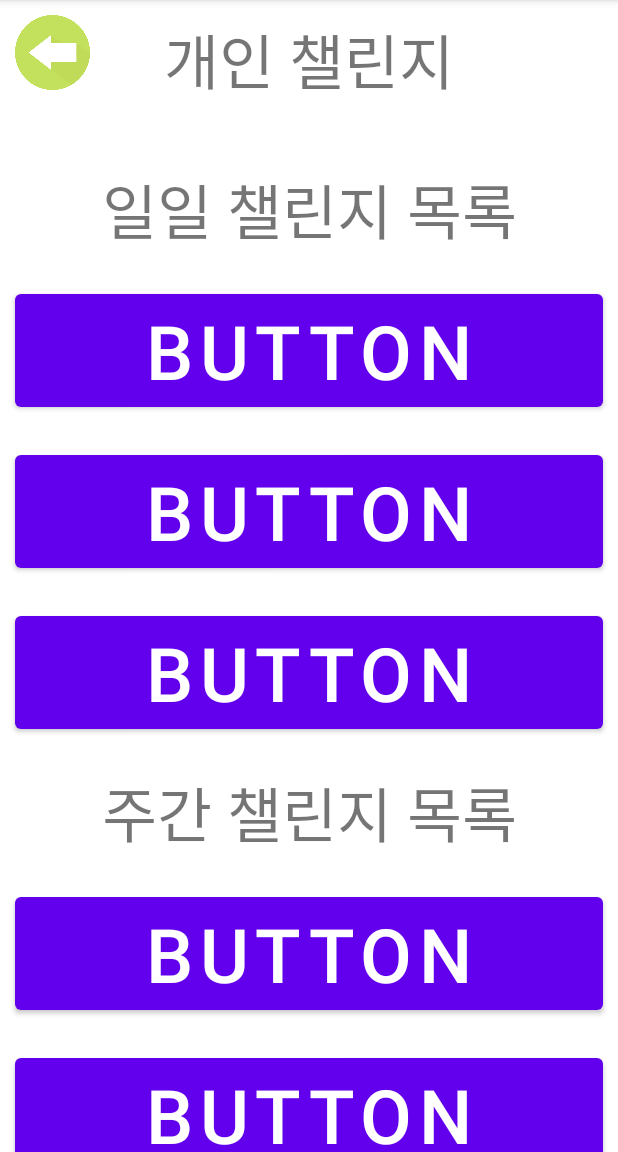
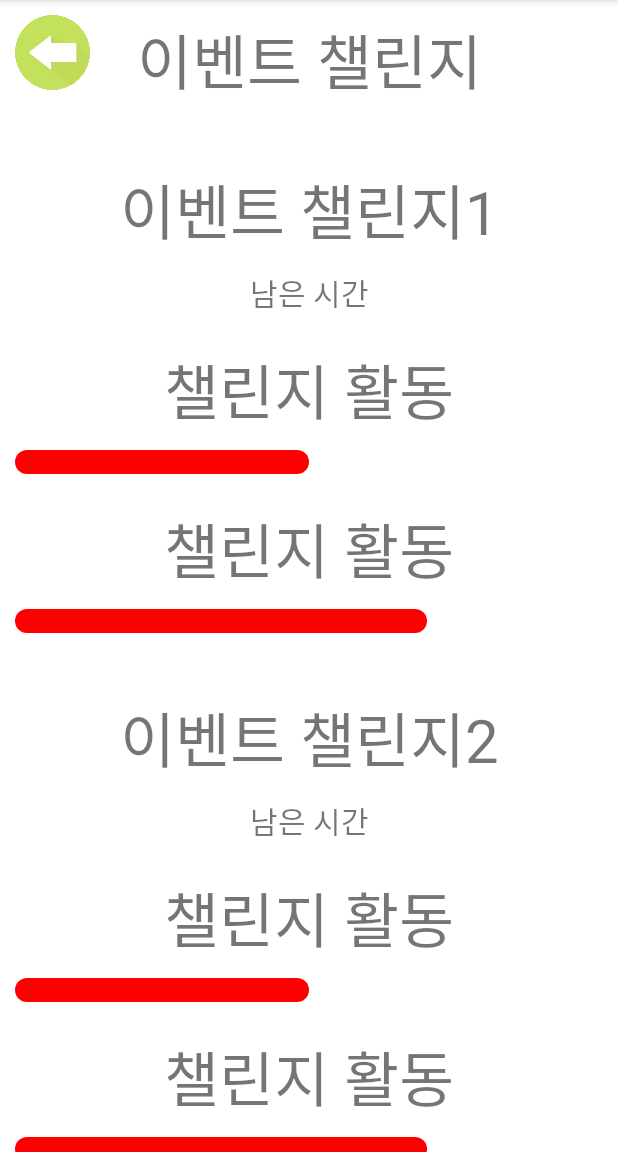
Before and after one commit to dispear/Mileage, an Android app: the screen it shows after launch (MainActivity), on a phone screen of 412 x 824 dp, the part 84-1236 px from its top. Run offline under Robolectric (Android 15) with nearby library versions, the phone set to English and light mode, and no system bars.

Commit message:
second day

```diff
--- a/app/src/main/java/com/example/mileage/MainActivity.java
+++ b/app/src/main/java/com/example/mileage/MainActivity.java
@@ -8,7 +8,7 @@ public class MainActivity extends AppCompatActivity {
     @Override
     public void onCreate(Bundle savedInstanceState){
         super.onCreate(savedInstanceState);
-        setContentView(R.layout.personal_challenge);
+        setContentView(R.layout.event_challenge);
 
     }
 }
--- /dev/null
+++ b/app/src/main/res/drawable/custom_progressbar.xml
@@ -0,0 +1,19 @@
+<?xml version="1.0" encoding="utf-8"?>
+<layer-list xmlns:android="http://schemas.android.com/apk/res/android">
+    <item android:id="@android:id/background">
+        <shape>
+            <corners android:radius="8dp"/>
+            <solid android:color="#FFFFFF"/>
+        </shape>
+    </item>
+
+    <item android:id="@android:id/progress">
+        <scale android:scaleWidth="100%">
+            <shape>
+                <corners android:radius="8dp"/>
+                <solid android:color="#FF0000"/>
+            </shape>
+        </scale>
+    </item>
+
+</layer-list>
--- /dev/null
+++ b/app/src/main/res/layout/event_challenge.xml
@@ -0,0 +1,194 @@
+<?xml version="1.0" encoding="utf-8"?>
+<FrameLayout xmlns:android="http://schemas.android.com/apk/res/android"
+    xmlns:app="http://schemas.android.com/apk/res-auto"
+    android:layout_width="match_parent"
+    android:layout_height="wrap_content"
+    android:orientation="vertical">
+
+    <ImageButton
+        android:id="@+id/imageButton2"
+        android:layout_width="50dp"
+        android:layout_height="50dp"
+        android:layout_marginLeft="10dp"
+        android:layout_marginTop="10dp"
+        android:background="#FFFFFF"
+        android:scaleType="fitCenter"
+        app:srcCompat="@drawable/iconback" />
+
+    <TextView
+        android:id="@+id/textView1"
+        android:layout_width="match_parent"
+        android:layout_height="wrap_content"
+        android:layout_marginTop="10dp"
+        android:gravity="center"
+        android:text="이벤트 챌린지"
+        android:textSize="40dp" />
+
+    <ScrollView
+        android:layout_width="match_parent"
+        android:layout_height="wrap_content"
+        android:layout_marginTop="100dp">
+
+        <LinearLayout
+            android:layout_width="match_parent"
+            android:layout_height="wrap_content"
+            android:orientation="vertical">
+
+            <LinearLayout
+                android:layout_width="match_parent"
+                android:layout_height="match_parent"
+                android:orientation="vertical"
+                android:layout_marginBottom="20dp">
+
+                <TextView
+                    android:id="@+id/textView2"
+                    android:layout_width="match_parent"
+                    android:layout_height="wrap_content"
+                    android:layout_margin="10dp"
+                    android:gravity="center"
+                    android:text="이벤트 챌린지1"
+                    android:textSize="40dp" />
+
+                <TextView
+                    android:id="@+id/textView3"
+                    android:layout_width="match_parent"
+                    android:layout_height="wrap_content"
+                    android:layout_marginLeft="10dp"
+                    android:layout_marginRight="10dp"
+                    android:layout_marginBottom="10dp"
+                    android:gravity="center"
+                    android:text="남은 시간"
+                    android:textSize="20dp" />
+
+                <TextView
+                    android:id="@+id/textView4"
+                    android:layout_width="match_parent"
+                    android:layout_height="wrap_content"
+                    android:layout_margin="10dp"
+                    android:gravity="center"
+                    android:text="챌린지 활동"
+                    android:textSize="40dp" />
+
+                <ProgressBar
+                    android:id="@+id/progressBar1"
+                    style="@style/Widget.AppCompat.ProgressBar.Horizontal"
+                    android:layout_width="match_parent"
+                    android:layout_height="wrap_content"
+                    android:layout_marginLeft="10dp"
+                    android:layout_marginRight="10dp"
+                    android:layout_marginBottom="10dp"
+                    android:progressDrawable="@drawable/custom_progressbar"
+                    android:progress="50"/>
+
+                <TextView
+                    android:id="@+id/textView5"
+                    android:layout_width="match_parent"
+                    android:layout_height="wrap_content"
+                    android:layout_margin="10dp"
+                    android:gravity="center"
+                    android:text="챌린지 활동"
+                    android:textSize="40dp" />
+
+                <ProgressBar
+                    android:id="@+id/progressBar2"
+                    style="@style/Widget.AppCompat.ProgressBar.Horizontal"
+                    android:layout_width="match_parent"
+                    android:layout_height="wrap_content"
+                    android:layout_marginLeft="10dp"
+                    android:layout_marginRight="10dp"
+                    android:layout_marginBottom="10dp"
+                    android:progressDrawable="@drawable/custom_progressbar"
+                    android:progress="70"/>
+
+            </LinearLayout>
+
+            <LinearLayout
+                android:layout_width="match_parent"
+                android:layout_height="match_parent"
+                android:orientation="vertical"
+                android:layout_marginBottom="20dp">
+
+                <TextView
+                    android:id="@+id/textView6"
+                    android:layout_width="match_parent"
+                    android:layout_height="wrap_content"
+                    android:layout_margin="10dp"
+                    android:gravity="center"
+                    android:text="이벤트 챌린지2"
+                    android:textSize="40dp" />
+
+                <TextView
+                    android:id="@+id/textView7"
+                    android:layout_width="match_parent"
+                    android:layout_height="wrap_content"
+                    android:layout_marginLeft="10dp"
+                    android:layout_marginRight="10dp"
+                    android:layout_marginBottom="10dp"
+                    android:gravity="center"
+                    android:text="남은 시간"
+                    android:textSize="20dp" />
+
+                <TextView
+                    android:id="@+id/textView8"
+                    android:layout_width="match_parent"
+                    android:layout_height="wrap_content"
+                    android:layout_margin="10dp"
+                    android:gravity="center"
+                    android:text="챌린지 활동"
+                    android:textSize="40dp" />
+
+                <ProgressBar
+                    android:id="@+id/progressBar3"
+                    style="@style/Widget.AppCompat.ProgressBar.Horizontal"
+                    android:layout_width="match_parent"
+                    android:layout_height="wrap_content"
+                    android:layout_marginLeft="10dp"
+                    android:layout_marginRight="10dp"
+                    android:layout_marginBottom="10dp"
+                    android:progress="50"
+                    android:progressDrawable="@drawable/custom_progressbar" />
+
+                <TextView
+                    android:id="@+id/textView9"
+                    android:layout_width="match_parent"
+                    android:layout_height="wrap_content"
+                    android:layout_margin="10dp"
+                    android:gravity="center"
+                    android:text="챌린지 활동"
+                    android:textSize="40dp" />
+
+                <ProgressBar
+                    android:id="@+id/progressBar4"
+                    style="@style/Widget.AppCompat.ProgressBar.Horizontal"
+                    android:layout_width="match_parent"
+                    android:layout_height="wrap_content"
+                    android:layout_marginLeft="10dp"
+                    android:layout_marginRight="10dp"
+                    android:layout_marginBottom="10dp"
+                    android:progress="70"
+                    android:progressDrawable="@drawable/custom_progressbar"/>
+
+                <TextView
+                    android:id="@+id/textView10"
+                    android:layout_width="match_parent"
+                    android:layout_height="wrap_content"
+                    android:layout_margin="10dp"
+                    android:gravity="center"
+                    android:text="챌린지 활동"
+                    android:textSize="40dp" />
+
+                <ProgressBar
+                    android:id="@+id/progressBar5"
+                    style="@style/Widget.AppCompat.ProgressBar.Horizontal"
+                    android:layout_width="match_parent"
+                    android:layout_height="wrap_content"
+                    android:layout_marginLeft="10dp"
+                    android:layout_marginRight="10dp"
+                    android:layout_marginBottom="10dp"
+                    android:progress="30"
+                    android:progressDrawable="@drawable/custom_progressbar" />
+
+            </LinearLayout>
+        </LinearLayout>
+    </ScrollView>
+</FrameLayout>
```
